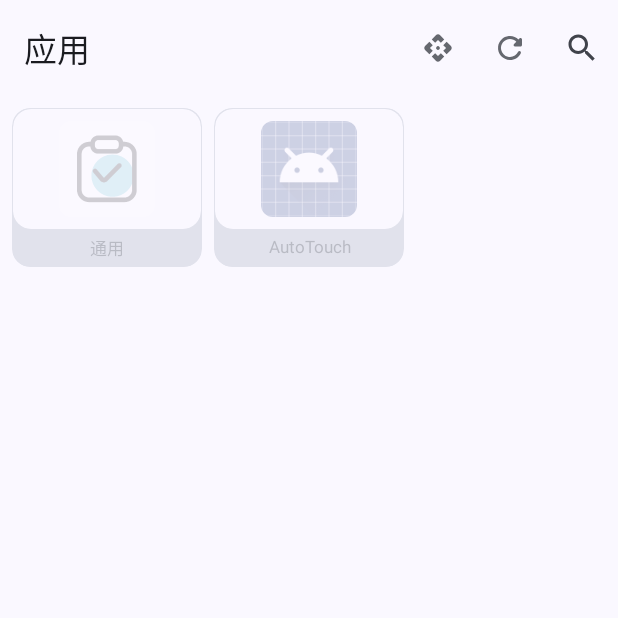
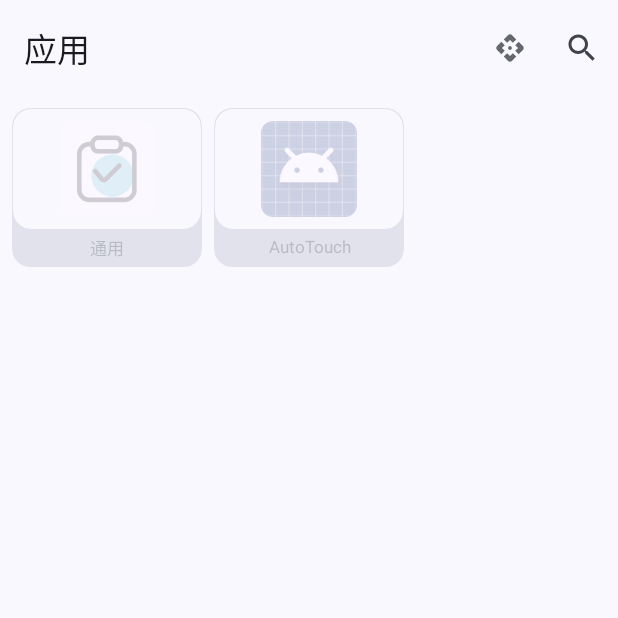
Before and after one commit to greatcoolge/TouchTool, an Android app: the AppsView screen opened through its navigation route, after a tap on "展示系统应用", on a phone screen of 412 x 824 dp, the top half of it. Run offline under Robolectric (Android 15) with nearby library versions, the phone set to English and light mode, and no system bars; our stand-ins replace Room's generated code, navigation-ui.

Commit message:
ui调整

```diff
--- a/app/build.gradle
+++ b/app/build.gradle
@@ -10,8 +10,8 @@ android {
         applicationId "top.bogey.auto_touch"
         minSdk 24
         targetSdk 32
-        versionCode 13
-        versionName "2.0"
+        versionCode 14
+        versionName "2.0.1"
 
         externalNativeBuild {
             cmake {
--- a/app/src/main/java/top/bogey/auto_touch/MainViewModel.java
+++ b/app/src/main/java/top/bogey/auto_touch/MainViewModel.java
@@ -38,6 +38,7 @@ public class MainViewModel extends AndroidViewModel {
 
     public void refreshAppList(){
         PackageManager manager = getApplication().getPackageManager();
+        allApp.clear();
         allApp.addAll(manager.getInstalledPackages(PackageManager.GET_ACTIVITIES));
     }
 
--- a/app/src/main/java/top/bogey/auto_touch/room/bean/Action.java
+++ b/app/src/main/java/top/bogey/auto_touch/room/bean/Action.java
@@ -68,7 +68,7 @@ public class Action {
         if (node == null) return "";
         switch (node.getType()){
             case NUMBER:
-                return context.getString(R.string.number_con, ((NumberNode) node).getValue());
+                return context.getString(actionMode == ActionMode.LOOP ? R.string.number_con_loop : R.string.number_con_parallel, ((NumberNode) node).getValue());
             case TEXT:
                 return context.getString(R.string.text_con, ((TextNode) node).getValue());
             case IMAGE:
--- a/app/src/main/java/top/bogey/auto_touch/ui/apps/AppsView.java
+++ b/app/src/main/java/top/bogey/auto_touch/ui/apps/AppsView.java
@@ -69,15 +69,10 @@ public class AppsView extends Fragment {
     @SuppressLint("NonConstantResourceId")
     @Override
     public boolean onOptionsItemSelected(@NonNull MenuItem item) {
-        switch (item.getItemId()){
-            case R.id.show_system:
-                viewModel.showSystem.setValue(!Boolean.TRUE.equals(viewModel.showSystem.getValue()));
-                adapter.refreshApps(viewModel.searchAppList(searchText));
-                break;
-            case R.id.refresh_apps:
-                viewModel.refreshAppList();
-                adapter.refreshApps(viewModel.searchAppList(searchText));
-                break;
+        if (item.getItemId() == R.id.show_system) {
+            viewModel.showSystem.setValue(!Boolean.TRUE.equals(viewModel.showSystem.getValue()));
+            viewModel.refreshAppList();
+            adapter.refreshApps(viewModel.searchAppList(searchText));
         }
         return super.onOptionsItemSelected(item);
     }
--- a/app/src/main/res/drawable-anydpi/icon_refresh_apps.xml
+++ /dev/null
@@ -1,11 +0,0 @@
-<vector xmlns:android="http://schemas.android.com/apk/res/android"
-    android:width="24dp"
-    android:height="24dp"
-    android:viewportWidth="24"
-    android:viewportHeight="24"
-    android:tint="?attr/colorControlNormal"
-    android:alpha="0.8">
-  <path
-      android:fillColor="@android:color/white"
-      android:pathData="M17.65,6.35c-1.63,-1.63 -3.94,-2.57 -6.48,-2.31 -3.67,0.37 -6.69,3.35 -7.1,7.02C3.52,15.91 7.27,20 12,20c3.19,0 5.93,-1.87 7.21,-4.56 0.32,-0.67 -0.16,-1.44 -0.9,-1.44 -0.37,0 -0.72,0.2 -0.88,0.53 -1.13,2.43 -3.84,3.97 -6.8,3.31 -2.22,-0.49 -4.01,-2.3 -4.48,-4.52C5.31,9.44 8.26,6 12,6c1.66,0 3.14,0.69 4.22,1.78l-1.51,1.51c-0.63,0.63 -0.19,1.71 0.7,1.71H19c0.55,0 1,-0.45 1,-1V6.41c0,-0.89 -1.08,-1.34 -1.71,-0.71l-0.64,0.65z"/>
-</vector>
--- a/app/src/main/res/layout/view_tasks_action.xml
+++ b/app/src/main/res/layout/view_tasks_action.xml
@@ -42,7 +42,7 @@
             android:id="@+id/title_text"
             android:layout_width="0dp"
             android:layout_height="wrap_content"
-            android:layout_margin="4dp"
+            android:layout_marginStart="4dp"
             android:textSize="11sp"
             app:layout_constraintBottom_toBottomOf="parent"
             app:layout_constraintEnd_toStartOf="@+id/linear_layout"
--- a/app/src/main/res/menu/menu_apps.xml
+++ b/app/src/main/res/menu/menu_apps.xml
@@ -9,11 +9,6 @@
         android:title="@string/show_system"
         app:showAsAction="always" />
     <item
-        android:id="@+id/refresh_apps"
-        android:icon="@drawable/icon_refresh_apps"
-        android:title="@string/refresh_apps"
-        app:showAsAction="always" />
-    <item
         android:id="@+id/search_apps"
         android:icon="@drawable/icon_search_apps"
         android:title="@string/search_apps"
```
Also changed, not shown: app/src/main/res/values/strings.xml (+4 -4 lines).
